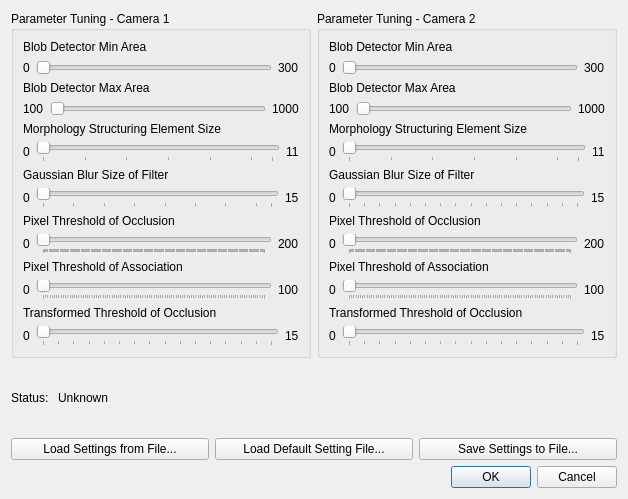
Qt form integrasi/backgroundmodeltuningdialog.ui (hammashamzah/tugasakhir) before a commit.
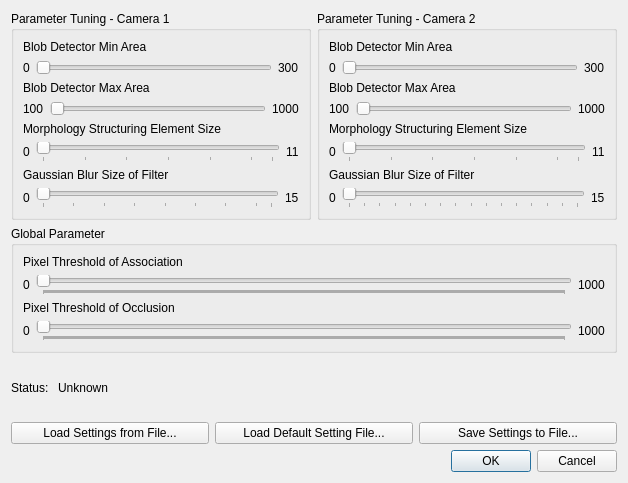
The same form after that commit.

```diff
--- a/integrasi/backgroundmodeltuningdialog.ui
+++ b/integrasi/backgroundmodeltuningdialog.ui
@@ -7,13 +7,13 @@
     <x>0</x>
     <y>0</y>
     <width>626</width>
-    <height>499</height>
+    <height>483</height>
    </rect>
   </property>
   <property name="windowTitle">
    <string>Dialog</string>
   </property>
-  <layout class="QVBoxLayout" name="verticalLayout_3">
+  <layout class="QVBoxLayout" name="verticalLayout_4">
    <item>
     <layout class="QHBoxLayout" name="horizontalLayout">
      <item>
@@ -291,201 +291,6 @@
           </item>
          </layout>
         </item>
-        <item>
-         <widget class="QLabel" name="label_23">
-          <property name="sizePolicy">
-           <sizepolicy hsizetype="Expanding" vsizetype="Fixed">
-            <horstretch>0</horstretch>
-            <verstretch>0</verstretch>
-           </sizepolicy>
-          </property>
-          <property name="minimumSize">
-           <size>
-            <width>0</width>
-            <height>10</height>
-           </size>
-          </property>
-          <property name="text">
-           <string>Pixel Threshold of Occlusion</string>
-          </property>
-         </widget>
-        </item>
-        <item>
-         <layout class="QHBoxLayout" name="horizontalLayout_11">
-          <item>
-           <widget class="QLabel" name="occlusion_1">
-            <property name="text">
-             <string>0</string>
-            </property>
-           </widget>
-          </item>
-          <item>
-           <widget class="QSlider" name="slider_occlusion_threshold_1">
-            <property name="sizePolicy">
-             <sizepolicy hsizetype="Expanding" vsizetype="Fixed">
-              <horstretch>0</horstretch>
-              <verstretch>0</verstretch>
-             </sizepolicy>
-            </property>
-            <property name="minimum">
-             <number>0</number>
-            </property>
-            <property name="maximum">
-             <number>200</number>
-            </property>
-            <property name="sliderPosition">
-             <number>0</number>
-            </property>
-            <property name="orientation">
-             <enum>Qt::Horizontal</enum>
-            </property>
-            <property name="tickPosition">
-             <enum>QSlider::TicksBelow</enum>
-            </property>
-            <property name="tickInterval">
-             <number>1</number>
-            </property>
-           </widget>
-          </item>
-          <item>
-           <widget class="QLabel" name="label_25">
-            <property name="text">
-             <string>200</string>
-            </property>
-           </widget>
-          </item>
-         </layout>
-        </item>
-        <item>
-         <widget class="QLabel" name="label_37">
-          <property name="sizePolicy">
-           <sizepolicy hsizetype="Expanding" vsizetype="Fixed">
-            <horstretch>0</horstretch>
-            <verstretch>0</verstretch>
-           </sizepolicy>
-          </property>
-          <property name="minimumSize">
-           <size>
-            <width>0</width>
-            <height>10</height>
-           </size>
-          </property>
-          <property name="text">
-           <string>Pixel Threshold of Association</string>
-          </property>
-         </widget>
-        </item>
-        <item>
-         <layout class="QHBoxLayout" name="horizontalLayout_15">
-          <item>
-           <widget class="QLabel" name="association_1">
-            <property name="text">
-             <string>0</string>
-            </property>
-           </widget>
-          </item>
-          <item>
-           <widget class="QSlider" name="slider_association_threshold_1">
-            <property name="sizePolicy">
-             <sizepolicy hsizetype="Expanding" vsizetype="Fixed">
-              <horstretch>0</horstretch>
-              <verstretch>0</verstretch>
-             </sizepolicy>
-            </property>
-            <property name="minimum">
-             <number>0</number>
-            </property>
-            <property name="maximum">
-             <number>100</number>
-            </property>
-            <property name="sliderPosition">
-             <number>0</number>
-            </property>
-            <property name="orientation">
-             <enum>Qt::Horizontal</enum>
-            </property>
-            <property name="tickPosition">
-             <enum>QSlider::TicksBelow</enum>
-            </property>
-            <property name="tickInterval">
-             <number>1</number>
-            </property>
-           </widget>
-          </item>
-          <item>
-           <widget class="QLabel" name="label_36">
-            <property name="text">
-             <string>100</string>
-            </property>
-           </widget>
-          </item>
-         </layout>
-        </item>
-        <item>
-         <widget class="QLabel" name="label_26">
-          <property name="sizePolicy">
-           <sizepolicy hsizetype="Expanding" vsizetype="Fixed">
-            <horstretch>0</horstretch>
-            <verstretch>0</verstretch>
-           </sizepolicy>
-          </property>
-          <property name="minimumSize">
-           <size>
-            <width>0</width>
-            <height>10</height>
-           </size>
-          </property>
-          <property name="text">
-           <string>Transformed Threshold of Occlusion</string>
-          </property>
-         </widget>
-        </item>
-        <item>
-         <layout class="QHBoxLayout" name="horizontalLayout_12">
-          <item>
-           <widget class="QLabel" name="transformed_1">
-            <property name="text">
-             <string>0</string>
-            </property>
-           </widget>
-          </item>
-          <item>
-           <widget class="QSlider" name="slider_transformed_threshold_1">
-            <property name="sizePolicy">
-             <sizepolicy hsizetype="Expanding" vsizetype="Fixed">
-              <horstretch>0</horstretch>
-              <verstretch>0</verstretch>
-             </sizepolicy>
-            </property>
-            <property name="minimum">
-             <number>0</number>
-            </property>
-            <property name="maximum">
-             <number>15</number>
-            </property>
-            <property name="value">
-             <number>0</number>
-            </property>
-            <property name="orientation">
-             <enum>Qt::Horizontal</enum>
-            </property>
-            <property name="tickPosition">
-             <enum>QSlider::TicksBelow</enum>
-            </property>
-            <property name="tickInterval">
-             <number>1</number>
-            </property>
-           </widget>
-          </item>
-          <item>
-           <widget class="QLabel" name="label_28">
-            <property name="text">
-             <string>15</string>
-            </property>
-           </widget>
-          </item>
-         </layout>
-        </item>
        </layout>
       </widget>
      </item>
@@ -761,73 +566,19 @@
           </item>
          </layout>
         </item>
-        <item>
-         <widget class="QLabel" name="label_29">
-          <property name="sizePolicy">
-           <sizepolicy hsizetype="Expanding" vsizetype="Fixed">
-            <horstretch>0</horstretch>
-            <verstretch>0</verstretch>
-           </sizepolicy>
-          </property>
-          <property name="minimumSize">
-           <size>
-            <width>0</width>
-            <height>10</height>
-           </size>
-          </property>
-          <property name="text">
-           <string>Pixel Threshold of Occlusion</string>
-          </property>
-         </widget>
-        </item>
-        <item>
-         <layout class="QHBoxLayout" name="horizontalLayout_13">
-          <item>
-           <widget class="QLabel" name="occlusion_2">
-            <property name="text">
-             <string>0</string>
-            </property>
-           </widget>
+       </layout>
+      </widget>
+     </item>
+    </layout>
           </item>
           <item>
-           <widget class="QSlider" name="slider_occlusion_threshold_2">
-            <property name="sizePolicy">
-             <sizepolicy hsizetype="Expanding" vsizetype="Fixed">
-              <horstretch>0</horstretch>
-              <verstretch>0</verstretch>
-             </sizepolicy>
-            </property>
-            <property name="minimum">
-             <number>0</number>
-            </property>
-            <property name="maximum">
-             <number>200</number>
-            </property>
-            <property name="sliderPosition">
-             <number>0</number>
-            </property>
-            <property name="orientation">
-             <enum>Qt::Horizontal</enum>
-            </property>
-            <property name="tickPosition">
-             <enum>QSlider::TicksBelow</enum>
-            </property>
-            <property name="tickInterval">
-             <number>1</number>
-            </property>
-           </widget>
-          </item>
+    <widget class="QGroupBox" name="groupBox_3">
+     <property name="title">
+      <string>Global Parameter</string>
+     </property>
+     <layout class="QVBoxLayout" name="verticalLayout_3">
           <item>
-           <widget class="QLabel" name="label_31">
-            <property name="text">
-             <string>200</string>
-            </property>
-           </widget>
-          </item>
-         </layout>
-        </item>
-        <item>
-         <widget class="QLabel" name="label_38">
+       <widget class="QLabel" name="label_37">
           <property name="sizePolicy">
            <sizepolicy hsizetype="Expanding" vsizetype="Fixed">
             <horstretch>0</horstretch>
@@ -846,16 +597,16 @@
          </widget>
         </item>
         <item>
-         <layout class="QHBoxLayout" name="horizontalLayout_16">
+       <layout class="QHBoxLayout" name="horizontalLayout_15">
           <item>
-           <widget class="QLabel" name="association_2">
+         <widget class="QLabel" name="association">
             <property name="text">
              <string>0</string>
             </property>
            </widget>
           </item>
           <item>
-           <widget class="QSlider" name="slider_association_threshold_2">
+         <widget class="QSlider" name="slider_association_threshold">
             <property name="sizePolicy">
              <sizepolicy hsizetype="Expanding" vsizetype="Fixed">
               <horstretch>0</horstretch>
@@ -866,7 +617,7 @@
              <number>0</number>
             </property>
             <property name="maximum">
-             <number>100</number>
+           <number>1000</number>
             </property>
             <property name="sliderPosition">
              <number>0</number>
@@ -883,16 +634,16 @@
            </widget>
           </item>
           <item>
-           <widget class="QLabel" name="label_40">
+         <widget class="QLabel" name="label_36">
             <property name="text">
-             <string>100</string>
+           <string>1000</string>
             </property>
            </widget>
           </item>
          </layout>
         </item>
         <item>
-         <widget class="QLabel" name="label_34">
+       <widget class="QLabel" name="label_23">
           <property name="sizePolicy">
            <sizepolicy hsizetype="Expanding" vsizetype="Fixed">
             <horstretch>0</horstretch>
@@ -906,21 +657,21 @@
            </size>
           </property>
           <property name="text">
-           <string>Transformed Threshold of Occlusion</string>
+         <string>Pixel Threshold of Occlusion</string>
           </property>
          </widget>
         </item>
         <item>
-         <layout class="QHBoxLayout" name="horizontalLayout_14">
+       <layout class="QHBoxLayout" name="horizontalLayout_11">
           <item>
-           <widget class="QLabel" name="transformed_2">
+         <widget class="QLabel" name="occlusion">
             <property name="text">
              <string>0</string>
             </property>
            </widget>
           </item>
           <item>
-           <widget class="QSlider" name="slider_transformed_threshold_2">
+         <widget class="QSlider" name="slider_occlusion_threshold">
             <property name="sizePolicy">
              <sizepolicy hsizetype="Expanding" vsizetype="Fixed">
               <horstretch>0</horstretch>
@@ -931,9 +682,9 @@
              <number>0</number>
             </property>
             <property name="maximum">
-             <number>15</number>
-            </property>
-            <property name="value">
+           <number>1000</number>
+          </property>
+          <property name="sliderPosition">
              <number>0</number>
             </property>
             <property name="orientation">
@@ -948,9 +699,9 @@
            </widget>
           </item>
           <item>
-           <widget class="QLabel" name="label_33">
+         <widget class="QLabel" name="label_25">
             <property name="text">
-             <string>15</string>
+           <string>1000</string>
             </property>
            </widget>
           </item>
@@ -958,8 +709,6 @@
         </item>
        </layout>
       </widget>
-     </item>
-    </layout>
    </item>
    <item>
     <layout class="QHBoxLayout" name="horizontalLayout_33">
```
Left out of the diff: 2 changed lines with no effect on the pictures. Lines whose indentation alone changed are shown as unchanged.
